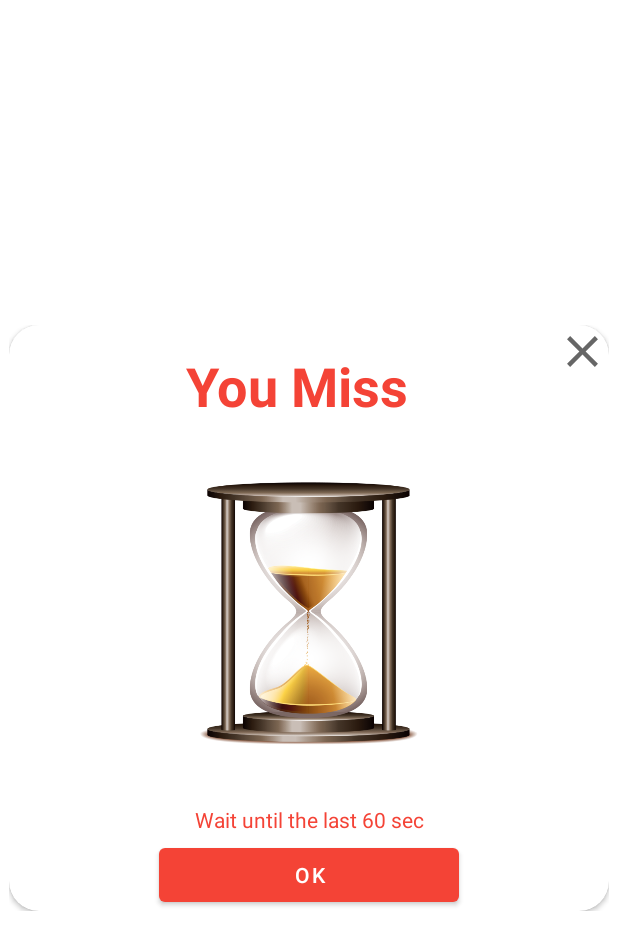
After one commit to sarismet/CmpEAuction, an Android app: the layout clock_layout.xml on its own in the app's theme, with its tools: preview values and no code run, on a phone screen of 412 x 824 dp. The commit adds this screen. Shown: the top 950 px of the screen. Run offline under Robolectric (Android 15) with nearby library versions, the phone set to English and light mode, and no system bars.

```diff
--- a/app/src/main/java/com/example/cmpeauction/SignUpActivity.kt
+++ b/app/src/main/java/com/example/cmpeauction/SignUpActivity.kt
@@ -16,8 +16,8 @@ import kotlin.concurrent.thread
 
 
 class SignUpActivity : AppCompatActivity() {
-    //var address:String = "3.138.200.224"
-    var address:String = "192.168.1.33"
+    var address:String = "3.138.200.224"
+    //var address:String = "192.168.1.33"
     val port = 8000
     var operation:String = "SIGN_UP"
         private set
--- /dev/null
+++ b/app/src/main/res/layout/clock_layout.xml
@@ -0,0 +1,84 @@
+<?xml version="1.0" encoding="utf-8"?>
+<androidx.constraintlayout.widget.ConstraintLayout xmlns:android="http://schemas.android.com/apk/res/android"
+    xmlns:app="http://schemas.android.com/apk/res-auto"
+    xmlns:tools="http://schemas.android.com/tools"
+    android:layout_width="400dp"
+    android:layout_height="wrap_content"
+    android:layout_gravity="center">
+
+    <androidx.cardview.widget.CardView
+        android:layout_width="match_parent"
+        android:layout_height="match_parent"
+        app:cardCornerRadius="20dp"
+        app:layout_constraintBottom_toBottomOf="parent"
+        app:layout_constraintEnd_toEndOf="parent"
+        app:layout_constraintStart_toStartOf="parent"
+        app:layout_constraintTop_toTopOf="parent">
+
+        <androidx.constraintlayout.widget.ConstraintLayout
+            android:layout_width="match_parent"
+            android:layout_height="match_parent">
+
+
+            <ImageView
+                android:id="@+id/ImageViewClose"
+                android:layout_width="wrap_content"
+                android:layout_height="wrap_content"
+                app:layout_constraintEnd_toEndOf="parent"
+                app:layout_constraintTop_toTopOf="parent"
+                app:srcCompat="@drawable/ic_close" />
+
+            <TextView
+                android:id="@+id/NextSaleTime"
+                android:layout_width="wrap_content"
+                android:layout_height="wrap_content"
+                android:layout_marginStart="20dp"
+                android:layout_marginLeft="20dp"
+                android:layout_marginTop="16dp"
+                android:text="You Miss"
+                android:textColor="#F44336"
+                android:textSize="36sp"
+                android:textStyle="bold"
+                app:layout_constraintEnd_toStartOf="@+id/ImageViewClose"
+                app:layout_constraintStart_toStartOf="parent"
+                app:layout_constraintTop_toTopOf="parent" />
+
+            <ImageView
+                android:id="@+id/imageView4"
+                android:layout_width="328dp"
+                android:layout_height="223dp"
+                android:layout_marginTop="16dp"
+                app:layout_constraintEnd_toEndOf="parent"
+                app:layout_constraintStart_toStartOf="parent"
+                app:layout_constraintTop_toBottomOf="@+id/NextSaleTime"
+                app:srcCompat="@drawable/clock" />
+
+            <TextView
+                android:id="@+id/loserText"
+                android:layout_width="wrap_content"
+                android:layout_height="wrap_content"
+                android:layout_marginTop="16dp"
+                android:gravity="center"
+                android:text="Wait until the last 60 sec"
+                android:textColor="#F44336"
+                app:layout_constraintEnd_toEndOf="parent"
+                app:layout_constraintStart_toStartOf="parent"
+                app:layout_constraintTop_toBottomOf="@+id/imageView4" />
+
+            <Button
+                android:id="@+id/btnOK"
+                android:layout_width="200dp"
+                android:layout_height="wrap_content"
+                android:layout_marginStart="100dp"
+                android:layout_marginLeft="100dp"
+                android:layout_marginTop="3dp"
+                android:layout_marginEnd="100dp"
+                android:layout_marginRight="100dp"
+                android:text="Ok"
+                app:backgroundTint="#F44336"
+                app:layout_constraintEnd_toEndOf="parent"
+                app:layout_constraintStart_toStartOf="parent"
+                app:layout_constraintTop_toBottomOf="@+id/loserText" />
+        </androidx.constraintlayout.widget.ConstraintLayout>
+    </androidx.cardview.widget.CardView>
+</androidx.constraintlayout.widget.ConstraintLayout>
--- a/app/src/main/res/layout/lose_layout.xml
+++ b/app/src/main/res/layout/lose_layout.xml
@@ -29,7 +29,7 @@
                 app:srcCompat="@drawable/ic_close" />
 
             <TextView
-                android:id="@+id/textView4"
+                android:id="@+id/waitingText"
                 android:layout_width="wrap_content"
                 android:layout_height="wrap_content"
                 android:layout_marginStart="20dp"
@@ -50,7 +50,7 @@
                 android:layout_marginTop="16dp"
                 app:layout_constraintEnd_toEndOf="parent"
                 app:layout_constraintStart_toStartOf="parent"
-                app:layout_constraintTop_toBottomOf="@+id/textView4"
+                app:layout_constraintTop_toBottomOf="@+id/waitingText"
                 app:srcCompat="@drawable/lose" />
 
             <TextView
@@ -59,7 +59,7 @@
                 android:layout_height="wrap_content"
                 android:layout_marginTop="16dp"
                 android:gravity="center"
-                android:text="You could not The Product"
+                android:text="You could not buy the product"
                 android:textColor="#F44336"
                 app:layout_constraintEnd_toEndOf="parent"
                 app:layout_constraintStart_toStartOf="parent"
--- a/app/src/main/res/layout/win_layout.xml
+++ b/app/src/main/res/layout/win_layout.xml
@@ -29,7 +29,7 @@
                 app:srcCompat="@drawable/ic_close" />
 
             <TextView
-                android:id="@+id/textView4"
+                android:id="@+id/waitingText"
                 android:layout_width="wrap_content"
                 android:layout_height="wrap_content"
                 android:layout_marginStart="20dp"
@@ -50,7 +50,7 @@
                 android:layout_marginTop="16dp"
                 app:layout_constraintEnd_toEndOf="parent"
                 app:layout_constraintStart_toStartOf="parent"
-                app:layout_constraintTop_toBottomOf="@+id/textView4"
+                app:layout_constraintTop_toBottomOf="@+id/waitingText"
                 app:srcCompat="@drawable/win" />
 
             <TextView
@@ -58,7 +58,7 @@
                 android:layout_width="wrap_content"
                 android:layout_height="50dp"
                 android:gravity="center"
-                android:text="You Buy The Product"
+                android:text="You Bought The Product"
                 android:textColor="#FF9800"
                 app:layout_constraintEnd_toEndOf="parent"
                 app:layout_constraintStart_toStartOf="parent"
```
Also changed, not shown: app/src/main/java/com/example/cmpeauction/AuctionProcessActivity.kt (+131 -81 lines), app/src/main/res/layout/not_enough_layout.xml (added, +84 -0 lines), app/src/main/res/layout/wait_layout.xml (added, +84 -0 lines), app/src/main/res/drawable-v24/clock.png (added), app/src/main/res/drawable-v24/not_enough.png (added), app/src/main/res/drawable-v24/wait.png (added), 1 other file.
